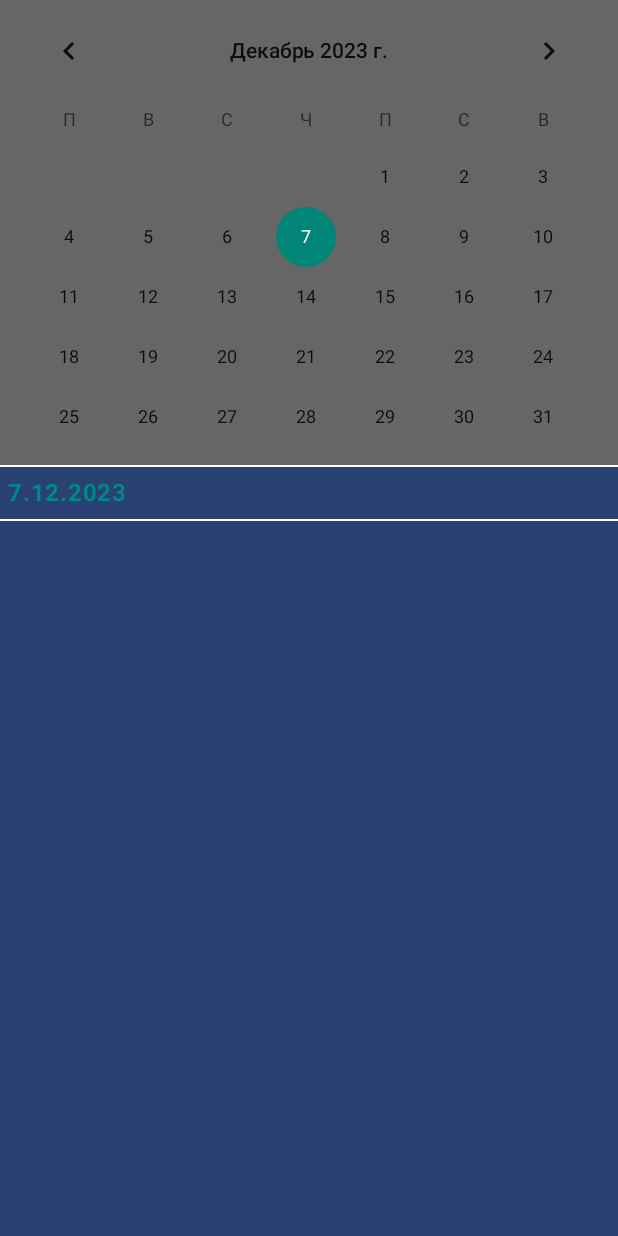
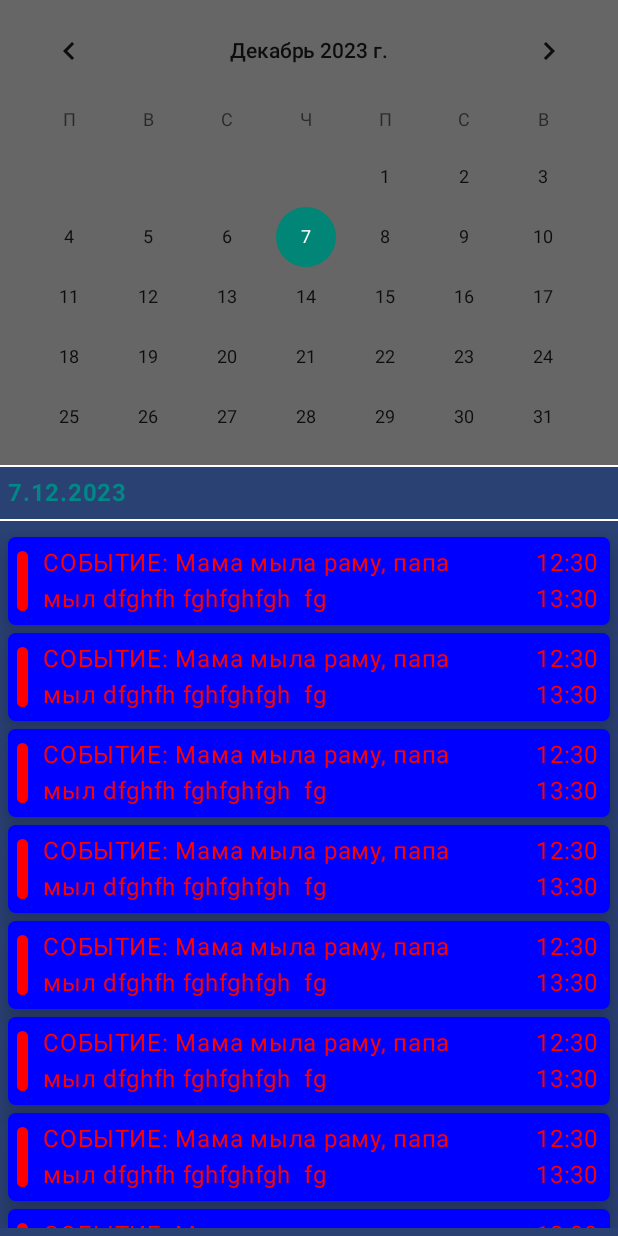
Before and after one commit to dsg25/NtvhCalendar, an Android app built with Jetpack Compose: the screen it shows after launch (MainActivity), on a phone screen of 412 x 824 dp. Run offline under Robolectric (Android 15) with nearby library versions, the phone set to English and light mode, and no system bars.

Commit message:
Шаблон главного экрана

```diff
--- a/app/src/main/java/com/example/nvhcalendar/calendars/MainCalendar.kt
+++ b/app/src/main/java/com/example/nvhcalendar/calendars/MainCalendar.kt
@@ -29,7 +29,8 @@ fun MainCalendar (locale: Locale, onDateSelected: (String) -> Unit )
         val configuration = context.resources.configuration
         configuration.setLocale(locale)
         context.createConfigurationContext(configuration)
-        onDateSelected(formattedDate)
+
+        onDateSelected(formattedDate) // Заносим в переменную текущую дату
 
         CalendarView(context) },
         modifier = Modifier
@@ -38,8 +39,8 @@ fun MainCalendar (locale: Locale, onDateSelected: (String) -> Unit )
             .height(310.dp),
         update = {
             it.setOnDateChangeListener { _, year, month, day ->
-                val formattedDate = "$day.${month + 1}.$year"
-                onDateSelected(formattedDate)
+                val formattedDateListener = "$day.${month + 1}.$year"
+                onDateSelected(formattedDateListener) // Заносим в переменную выбранную дату
             }
         }
     )
--- a/app/src/main/java/com/example/nvhcalendar/screens/HomeScreen.kt
+++ b/app/src/main/java/com/example/nvhcalendar/screens/HomeScreen.kt
@@ -7,6 +7,7 @@ import androidx.compose.foundation.layout.Column
 import androidx.compose.foundation.layout.fillMaxSize
 import androidx.compose.foundation.layout.fillMaxWidth
 import androidx.compose.foundation.layout.padding
+import androidx.compose.foundation.lazy.LazyColumn
 import androidx.compose.material3.Divider
 import androidx.compose.material3.MaterialTheme
 import androidx.compose.material3.Text
@@ -42,7 +43,6 @@ fun HomeScreen() {
         verticalArrangement = Arrangement.Top
     ) {
 
-
         Box(
             modifier = Modifier
                 .fillMaxWidth(),
@@ -65,10 +65,22 @@ fun HomeScreen() {
         ) {
 
             Text(text = date, color = Teal700, fontWeight = Bold)
-
         }
 
         Divider( thickness = 1.dp, color = MaterialTheme.colorScheme.onPrimary)
+
+        Box(
+            modifier = Modifier
+                .fillMaxSize()
+                .padding(5.dp)
+        ) {
+            LazyColumn(modifier = Modifier.fillMaxSize()) {
+                items(15){
+                    ListItems()
+                }
+            }
+
+        }
     }
 }
 
--- /dev/null
+++ b/app/src/main/java/com/example/nvhcalendar/screens/ListItems.kt
@@ -0,0 +1,100 @@
+package com.example.nvhcalendar.screens
+
+import androidx.compose.foundation.background
+import androidx.compose.foundation.layout.Arrangement
+import androidx.compose.foundation.layout.Box
+import androidx.compose.foundation.layout.Column
+import androidx.compose.foundation.layout.Row
+import androidx.compose.foundation.layout.fillMaxWidth
+import androidx.compose.foundation.layout.height
+import androidx.compose.foundation.layout.padding
+import androidx.compose.foundation.layout.width
+import androidx.compose.foundation.layout.wrapContentSize
+import androidx.compose.foundation.layout.wrapContentWidth
+import androidx.compose.foundation.shape.RoundedCornerShape
+import androidx.compose.material3.Card
+import androidx.compose.material3.CardDefaults
+import androidx.compose.material3.Text
+import androidx.compose.runtime.Composable
+import androidx.compose.ui.Alignment
+import androidx.compose.ui.Modifier
+import androidx.compose.ui.draw.clip
+import androidx.compose.ui.graphics.Color
+import androidx.compose.ui.graphics.Shape
+import androidx.compose.ui.tooling.preview.Preview
+import androidx.compose.ui.unit.dp
+
+@Preview(showBackground = true)
+@Composable
+fun ListItems() {
+    Card(
+        modifier = Modifier
+            .fillMaxWidth()
+            .padding(top = 5.dp),
+        colors = CardDefaults.cardColors(
+            containerColor = Color.Blue, //Card background color
+            contentColor = Color.Red  //Card content color,e.g.text
+        ),
+        elevation = CardDefaults.cardElevation(defaultElevation = 10.dp),
+        shape = RoundedCornerShape(5.dp)
+    )
+    {
+        Row(
+            modifier = Modifier
+                .fillMaxWidth(),
+            horizontalArrangement = Arrangement.SpaceBetween,
+            verticalAlignment = Alignment.CenterVertically
+        )
+        {
+
+            Column(
+                modifier = Modifier
+
+                    .padding(start = 6.dp, top = 5.dp, bottom = 5.dp, end = 8.dp)
+            )
+            {
+                ColorIndex(shape = RoundedCornerShape(5.dp), color = Color.Red) // Изменение цвета
+            }
+            Row(
+                modifier = Modifier
+                    .fillMaxWidth(),
+            horizontalArrangement = Arrangement.SpaceBetween,
+            verticalAlignment = Alignment.CenterVertically
+            )
+            {
+
+                 Box(
+                    modifier = Modifier
+                        .padding(2.dp)
+                        .width(300.dp),
+                    contentAlignment = Alignment.CenterStart
+                ) {
+                    Text(text = "СОБЫТИЕ: Мама мыла раму, папа мыл dfghfh fghfghfgh  fg",
+                        modifier = Modifier.wrapContentWidth())
+                }
+
+
+                Column(
+                    modifier = Modifier
+                        .padding(start = 8.dp, top = 5.dp, bottom = 5.dp, end = 8.dp)
+                )
+                {
+                    Text(text = "12:30")
+                    Text(text = "13:30")
+                }
+            }
+        }
+
+    }
+
+
+}
+
+@Composable
+fun ColorIndex(shape: Shape, color: Color){
+    Column(modifier = Modifier.wrapContentSize(Alignment.Center)) {
+        Box(
+            modifier = Modifier.height(40.dp).width(7.dp).clip(shape).background(color)
+        )
+    }
+}
```
